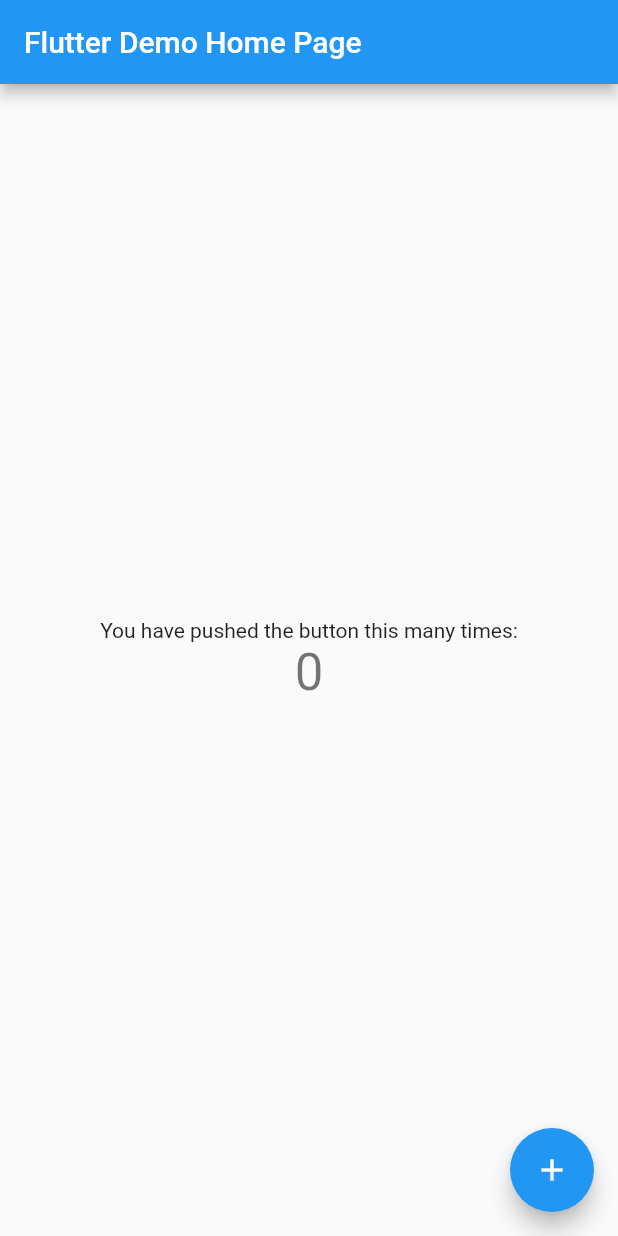
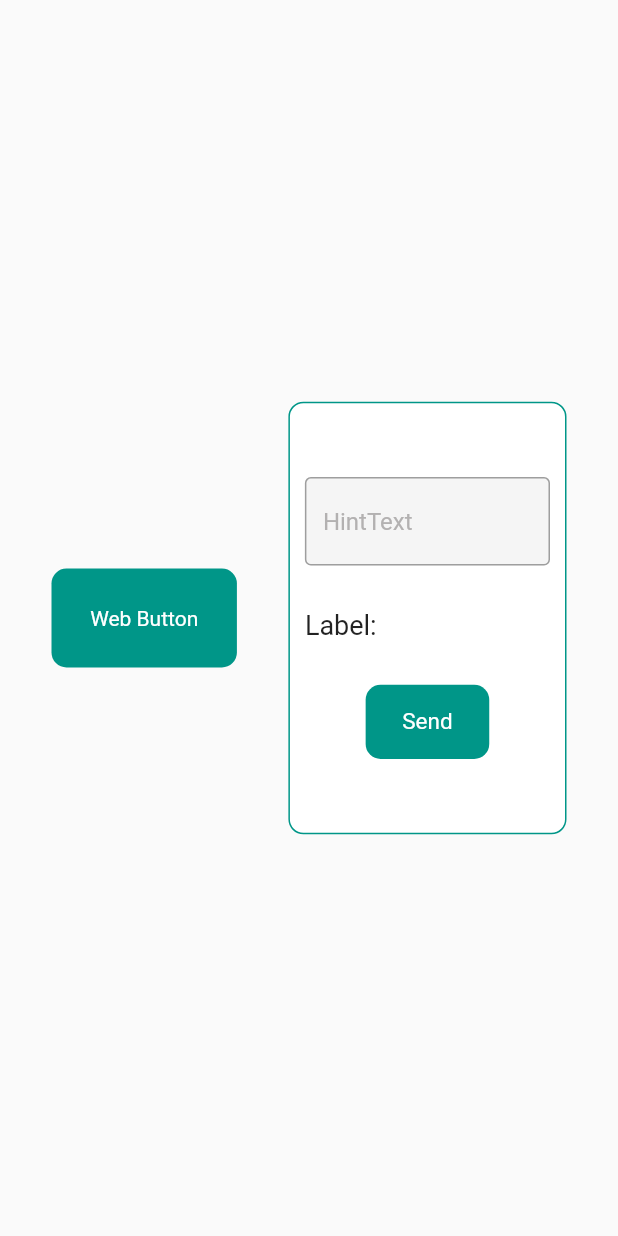
Before and after one commit to ioopl/flutter-iframe-poc, a Flutter app: the screen it shows after launch, on a phone screen of 412 x 824 dp. Run offline on Flutter 3.47's test engine with Material 2 defaults, Android fonts, the phone set to English and light mode, and no system bars.

Commit message:
UI design

```diff
--- a/lib/main.dart
+++ b/lib/main.dart
@@ -1,113 +1,20 @@
 import 'package:flutter/material.dart';
+import 'package:flutter_iframe_poc/pages/home_page.dart';
 
 void main() {
   runApp(MyApp());
 }
 
 class MyApp extends StatelessWidget {
-  // This widget is the root of your application.
   @override
   Widget build(BuildContext context) {
     return MaterialApp(
-      title: 'Flutter Demo',
+      title: 'Flutter iframe POC',
+      debugShowCheckedModeBanner: false,
       theme: ThemeData(
-        // This is the theme of your application.
-        //
-        // Try running your application with "flutter run". You'll see the
-        // application has a blue toolbar. Then, without quitting the app, try
-        // changing the primarySwatch below to Colors.green and then invoke
-        // "hot reload" (press "r" in the console where you ran "flutter run",
-        // or simply save your changes to "hot reload" in a Flutter IDE).
-        // Notice that the counter didn't reset back to zero; the application
-        // is not restarted.
         primarySwatch: Colors.blue,
       ),
-      home: MyHomePage(title: 'Flutter Demo Home Page'),
+      home: HomePage(),
     );
   }
 }
-
-class MyHomePage extends StatefulWidget {
-  MyHomePage({Key? key, required this.title}) : super(key: key);
-
-  // This widget is the home page of your application. It is stateful, meaning
-  // that it has a State object (defined below) that contains fields that affect
-  // how it looks.
-
-  // This class is the configuration for the state. It holds the values (in this
-  // case the title) provided by the parent (in this case the App widget) and
-  // used by the build method of the State. Fields in a Widget subclass are
-  // always marked "final".
-
-  final String title;
-
-  @override
-  _MyHomePageState createState() => _MyHomePageState();
-}
-
-class _MyHomePageState extends State<MyHomePage> {
-  int _counter = 0;
-
-  void _incrementCounter() {
-    setState(() {
-      // This call to setState tells the Flutter framework that something has
-      // changed in this State, which causes it to rerun the build method below
-      // so that the display can reflect the updated values. If we changed
-      // _counter without calling setState(), then the build method would not be
-      // called again, and so nothing would appear to happen.
-      _counter++;
-    });
-  }
-
-  @override
-  Widget build(BuildContext context) {
-    // This method is rerun every time setState is called, for instance as done
-    // by the _incrementCounter method above.
-    //
-    // The Flutter framework has been optimized to make rerunning build methods
-    // fast, so that you can just rebuild anything that needs updating rather
-    // than having to individually change instances of widgets.
-    return Scaffold(
-      appBar: AppBar(
-        // Here we take the value from the MyHomePage object that was created by
-        // the App.build method, and use it to set our appbar title.
-        title: Text(widget.title),
-      ),
-      body: Center(
-        // Center is a layout widget. It takes a single child and positions it
-        // in the middle of the parent.
-        child: Column(
-          // Column is also a layout widget. It takes a list of children and
-          // arranges them vertically. By default, it sizes itself to fit its
-          // children horizontally, and tries to be as tall as its parent.
-          //
-          // Invoke "debug painting" (press "p" in the console, choose the
-          // "Toggle Debug Paint" action from the Flutter Inspector in Android
-          // Studio, or the "Toggle Debug Paint" command in Visual Studio Code)
-          // to see the wireframe for each widget.
-          //
-          // Column has various properties to control how it sizes itself and
-          // how it positions its children. Here we use mainAxisAlignment to
-          // center the children vertically; the main axis here is the vertical
-          // axis because Columns are vertical (the cross axis would be
-          // horizontal).
-          mainAxisAlignment: MainAxisAlignment.center,
-          children: <Widget>[
-            Text(
-              'You have pushed the button this many times:',
-            ),
-            Text(
-              '$_counter',
-              style: Theme.of(context).textTheme.headline4,
-            ),
-          ],
-        ),
-      ),
-      floatingActionButton: FloatingActionButton(
-        onPressed: _incrementCounter,
-        tooltip: 'Increment',
-        child: Icon(Icons.add),
-      ), // This trailing comma makes auto-formatting nicer for build methods.
-    );
-  }
-}
--- /dev/null
+++ b/lib/pages/home_page.dart
@@ -0,0 +1,108 @@
+import 'package:flutter/cupertino.dart';
+import 'package:flutter/material.dart';
+
+class HomePage extends StatefulWidget {
+  const HomePage({Key? key}) : super(key: key);
+
+  @override
+  State<HomePage> createState() => _HomePageState();
+}
+
+class _HomePageState extends State<HomePage> {
+  TextEditingController inputController = TextEditingController();
+
+  @override
+  Widget build(BuildContext context) {
+    return Scaffold(
+      body: Center(
+        child: Row(
+          mainAxisAlignment: MainAxisAlignment.spaceEvenly,
+          crossAxisAlignment: CrossAxisAlignment.center,
+          children: [
+            Container(
+              height: MediaQuery.of(context).size.height * 0.08,
+              width: MediaQuery.of(context).size.width * 0.3,
+              alignment: Alignment.center,
+              decoration: BoxDecoration(color: Colors.teal, borderRadius: BorderRadius.circular(10)),
+              child: Text(
+                'Web Button',
+                style: TextStyle(color: Colors.white),
+              ),
+            ),
+            Container(
+              height: MediaQuery.of(context).size.height * 0.35,
+              width: MediaQuery.of(context).size.width * 0.45,
+              alignment: Alignment.center,
+              padding: EdgeInsets.symmetric(horizontal: 10,vertical: 20),
+              decoration: BoxDecoration(color: Colors.white, borderRadius: BorderRadius.circular(10), border: Border.all(color: Colors.teal)),
+              child: Column(
+                mainAxisAlignment: MainAxisAlignment.spaceEvenly,
+                crossAxisAlignment: CrossAxisAlignment.start,
+                children: [
+                  textField(),
+                  Text(
+                    'Label:',
+                    style: TextStyle(color: Colors.black87, fontSize: 18),
+                  ),
+                  Center(
+                    child: Container(
+                      height: MediaQuery.of(context).size.height * 0.06,
+                      width: MediaQuery.of(context).size.width * 0.2,
+                      alignment: Alignment.center,
+                      decoration: BoxDecoration(
+                        color: Colors.teal,
+                        borderRadius: BorderRadius.circular(10),
+                      ),
+                      child: Text(
+                        'Send',
+                        style: TextStyle(color: Colors.white, fontSize: 15),
+                      ),
+                    ),
+                  ),
+                ],
+              ),
+            ),
+          ],
+        ),
+      ),
+    );
+  }
+
+  Widget textField() {
+    return TextField(
+      decoration: InputDecoration(
+        filled: true,
+        fillColor: Color(0xFFF2F2F2).withOpacity(0.75),
+        focusedBorder: OutlineInputBorder(
+          borderRadius: BorderRadius.all(Radius.circular(4)),
+          borderSide: BorderSide(width: 1, color: Colors.teal),
+        ),
+        disabledBorder: OutlineInputBorder(
+          borderRadius: BorderRadius.all(Radius.circular(4)),
+          borderSide: BorderSide(width: 1, color: Colors.grey),
+        ),
+        enabledBorder: OutlineInputBorder(
+          borderRadius: BorderRadius.all(Radius.circular(4)),
+          borderSide: BorderSide(width: 1, color: Colors.grey),
+        ),
+        border: OutlineInputBorder(
+          borderRadius: BorderRadius.all(Radius.circular(4)),
+          borderSide: BorderSide(width: 1),
+        ),
+        errorBorder: OutlineInputBorder(
+          borderRadius: BorderRadius.all(Radius.circular(4)),
+          borderSide: BorderSide(width: 1, color: Colors.black),
+        ),
+        focusedErrorBorder: OutlineInputBorder(
+          borderRadius: BorderRadius.all(Radius.circular(4)),
+          borderSide: BorderSide(width: 1, color: Colors.yellowAccent),
+        ),
+        hintText: "HintText",
+        hintStyle: TextStyle(fontSize: 16, color: Color(0xFFB3B1B1)),
+      ),
+      controller: inputController,
+      onChanged: (val) {},
+      obscureText: false,
+    );
+  }
+}
--- a/pubspec.yaml
+++ b/pubspec.yaml
@@ -1,4 +1,4 @@
-name: flutter_frame
+name: flutter_iframe_poc
 description: A new Flutter project.
 
 # The following line prevents the package from being accidentally published to
```
Also changed, not shown: pubspec.lock, 10 other files.
